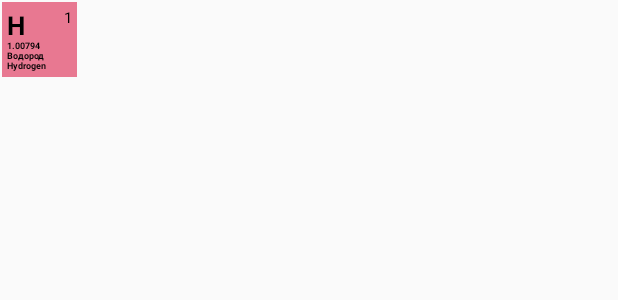
After one commit to mikebutrimov/ChemistryEasy, an Android app: the layout element_layout.xml on its own in the app's theme, with its tools: preview values and no code run, on a phone screen of 412 x 824 dp. The commit adds this screen. Shown: the top 300 px of the screen. Run offline under Robolectric (Android 15) with nearby library versions, the phone set to English and light mode, and no system bars.

Commit message:
Some changes on element.

```diff
--- /dev/null
+++ b/app/src/main/res/layout/element_layout.xml
@@ -0,0 +1,47 @@
+<?xml version="1.0" encoding="utf-8"?>
+<RelativeLayout xmlns:android="http://schemas.android.com/apk/res/android"
+    android:id="@+id/element_box"
+    android:layout_width="50dp"
+    android:layout_height="50dp"
+    android:layout_margin="1dp"
+    android:background="#E87891"
+    android:padding="3dp">
+
+
+    <TextView
+        android:id="@+id/symbol"
+        android:layout_width="wrap_content"
+        android:layout_height="wrap_content"
+        android:layout_alignParentLeft="true"
+        android:layout_alignParentStart="true"
+        android:layout_alignParentTop="true"
+        android:text="H"
+        android:textColor="#000"
+        android:textSize="17dp"
+        android:textStyle="bold" />
+
+    <TextView
+        android:id="@+id/number"
+        android:layout_width="wrap_content"
+        android:layout_height="wrap_content"
+        android:layout_alignParentEnd="true"
+        android:layout_alignParentRight="true"
+        android:layout_alignParentTop="true"
+        android:text="1"
+        android:textColor="#000"
+        android:textSize="10dp" />
+
+    <TextView
+        android:id="@+id/description"
+        android:layout_width="wrap_content"
+        android:layout_height="wrap_content"
+        android:layout_alignParentBottom="true"
+        android:layout_alignParentEnd="true"
+        android:layout_alignParentLeft="true"
+        android:layout_alignParentRight="true"
+        android:layout_alignParentStart="true"
+        android:text="1.00794\nВодород\nHydrogen"
+        android:textColor="#000"
+        android:textSize="6dp"
+        android:textStyle="bold" />
+</RelativeLayout>
```
Also changed, not shown: app/src/main/java/org/unhack/chemistryeasy/MainActivity.java (+12 -5 lines), app/src/main/java/org/unhack/chemistryeasy/elements/ChemElement.java (+52 -23 lines), app/src/main/java/org/unhack/chemistryeasy/elements/ChemElementContainer.java (+39 -5 lines), app/src/main/java/org/unhack/chemistryeasy/elements/iChemElement.java (+24 -41 lines).
